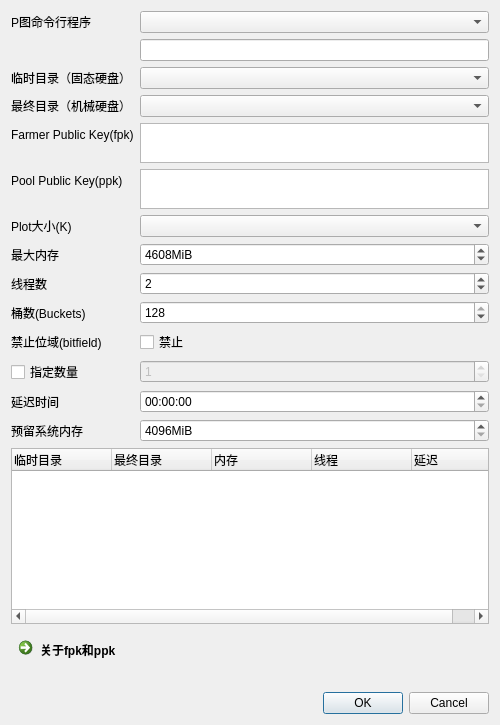
Before: the Qt Designer form ui/CreatePlotDialog.ui in penglecn/ChiaTools, drawn with Qt 5.
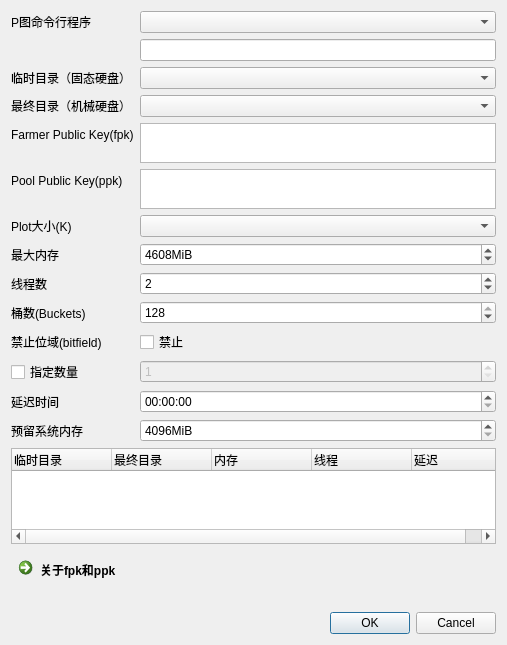
After: the same form once the commit is applied.

```diff
--- a/ui/CreatePlotDialog.ui
+++ b/ui/CreatePlotDialog.ui
@@ -9,8 +9,8 @@
    <rect>
     <x>0</x>
     <y>0</y>
-    <width>500</width>
-    <height>725</height>
+    <width>507</width>
+    <height>645</height>
    </rect>
   </property>
   <property name="sizePolicy">
```
